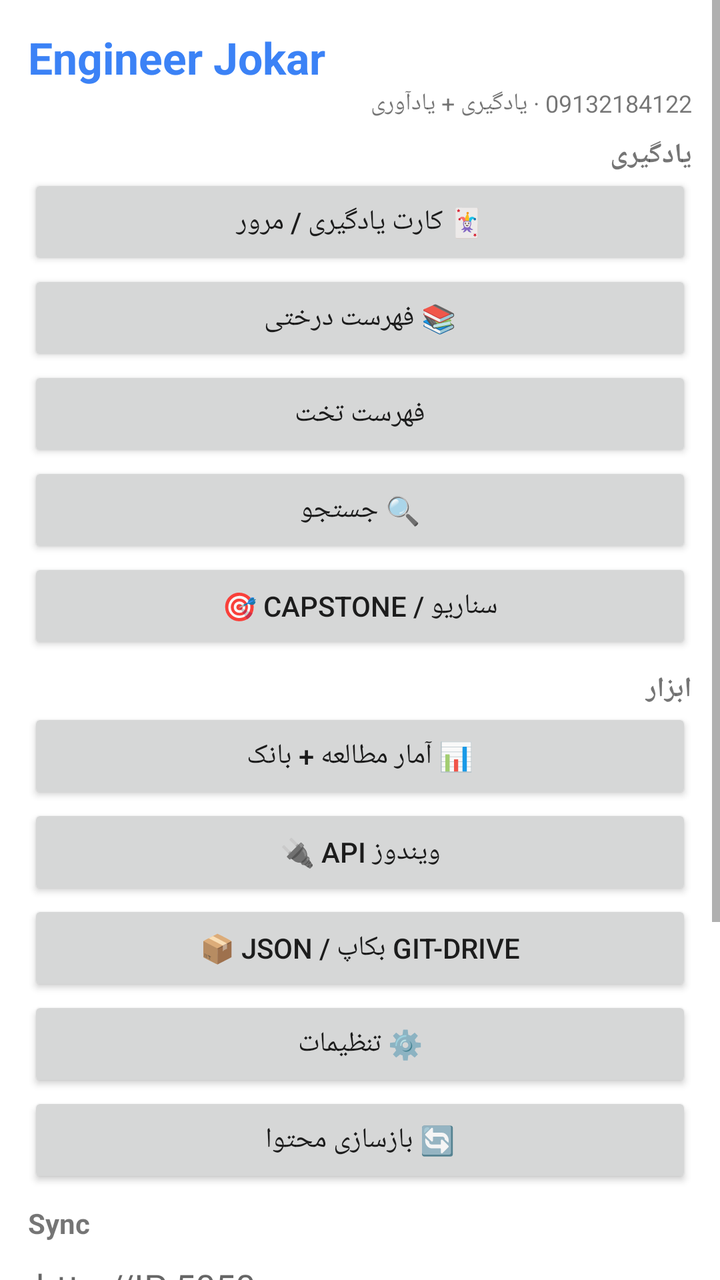
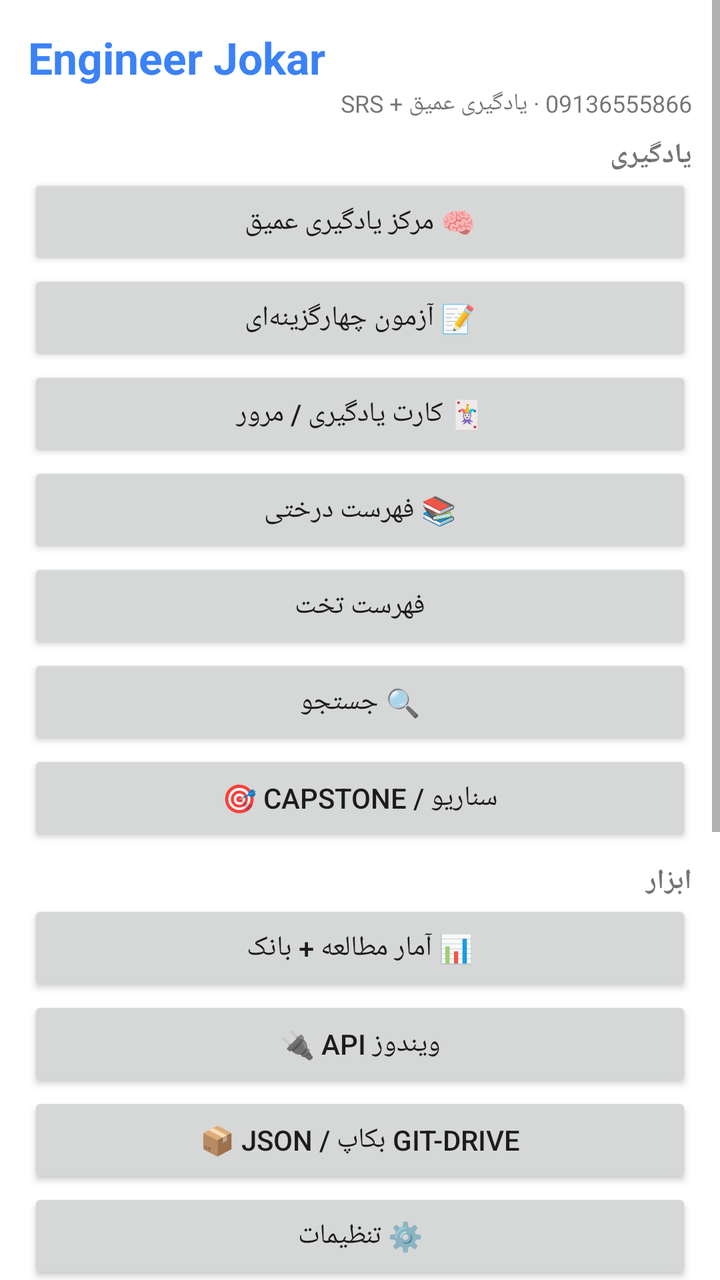

Compare the two renders of this Android layout. The source of the first and the diff that turns it into the second are given below.
<!-- AndroidManifest.xml: application theme Theme.NetEnc -->
<!-- res/layout/activity_main.xml -->
<?xml version="1.0" encoding="utf-8"?>
<ScrollView xmlns:android="http://schemas.android.com/apk/res/android"
    android:layout_width="match_parent"
    android:layout_height="match_parent"
    android:fillViewport="true">

    <LinearLayout
        android:layout_width="match_parent"
        android:layout_height="wrap_content"
        android:orientation="vertical"
        android:padding="14dp"
        android:layoutDirection="rtl">

        <TextView android:layout_width="match_parent" android:layout_height="wrap_content" android:text="Engineer Jokar" android:textSize="22sp" android:textStyle="bold" android:textColor="#3B82F6" />
        <TextView android:layout_width="match_parent" android:layout_height="wrap_content" android:text="09132184122 · یادگیری + یادآوری" android:textSize="12sp" android:paddingBottom="8dp" />

        <TextView android:layout_width="match_parent" android:layout_height="wrap_content" android:text="یادگیری" android:textStyle="bold" />
        <Button android:id="@+id/btnFlash" android:layout_width="match_parent" android:layout_height="wrap_content" android:text="🃏 کارت یادگیری / مرور" />
        <Button android:id="@+id/btnTree" android:layout_width="match_parent" android:layout_height="wrap_content" android:text="📚 فهرست درختی" />
        <Button android:id="@+id/btnCatalog" android:layout_width="match_parent" android:layout_height="wrap_content" android:text="فهرست تخت" />
        <Button android:id="@+id/btnSearch" android:layout_width="match_parent" android:layout_height="wrap_content" android:text="🔍 جستجو" />
        <Button android:id="@+id/btnScenarios" android:layout_width="match_parent" android:layout_height="wrap_content" android:text="🎯 Capstone / سناریو" />

        <TextView android:layout_width="match_parent" android:layout_height="wrap_content" android:text="ابزار" android:textStyle="bold" android:paddingTop="8dp" />
        <Button android:id="@+id/btnStats" android:layout_width="match_parent" android:layout_height="wrap_content" android:text="📊 آمار مطالعه + بانک" />
        <Button android:id="@+id/btnApi" android:layout_width="match_parent" android:layout_height="wrap_content" android:text="🔌 API ویندوز" />
        <Button android:id="@+id/btnJson" android:layout_width="match_parent" android:layout_height="wrap_content" android:text="📦 JSON / بکاپ Git-Drive" />
        <Button android:id="@+id/btnSettings" android:layout_width="match_parent" android:layout_height="wrap_content" android:text="⚙️ تنظیمات" />
        <Button android:id="@+id/btnReseed" android:layout_width="match_parent" android:layout_height="wrap_content" android:text="🔄 بازسازی محتوا" />

        <TextView android:layout_width="match_parent" android:layout_height="wrap_content" android:text="Sync" android:textStyle="bold" android:paddingTop="8dp" />
        <EditText android:id="@+id/hostInput" android:layout_width="match_parent" android:layout_height="wrap_content" android:hint="http://IP:5050" android:inputType="textUri" android:layoutDirection="ltr" android:textAlignment="viewStart" />
        <EditText android:id="@+id/tokenInput" android:layout_width="match_parent" android:layout_height="wrap_content" android:hint="توکن" android:inputType="textPassword" />
        <LinearLayout android:layout_width="match_parent" android:layout_height="wrap_content" android:orientation="horizontal">
            <Button android:id="@+id/btnHello" android:layout_width="0dp" android:layout_height="wrap_content" android:layout_weight="1" android:text="اتصال" />
            <Button android:id="@+id/btnSync" android:layout_width="0dp" android:layout_height="wrap_content" android:layout_weight="1" android:text="همگام‌سازی" />
        </LinearLayout>
        <Button android:id="@+id/btnOpenWeb" android:layout_width="match_parent" android:layout_height="wrap_content" android:text="🌐 وب ویندوز" />
        <Button android:id="@+id/btnAbout" android:layout_width="match_parent" android:layout_height="wrap_content" android:text="ℹ️ درباره" />

        <TextView android:id="@+id/logView" android:layout_width="match_parent" android:layout_height="wrap_content" android:paddingTop="10dp" android:textIsSelectable="true" android:textSize="12sp" android:typeface="monospace" android:text="…" />
    </LinearLayout>
</ScrollView>
<!-- resources referenced by this layout -->
<resources>
  <style name="Theme.NetEnc" parent="Theme.MaterialComponents.DayNight.DarkActionBar">
          <item name="colorPrimary">#3B82F6</item>
          <item name="colorPrimaryVariant">#1E3A5F</item>
          <item name="colorOnPrimary">#FFFFFF</item>
          <item name="android:statusBarColor">#0F1419</item>
      </style>
</resources>

<!-- the commit's change to res/layout/activity_main.xml (unified diff, before → after) -->
@@ -12,9 +12,11 @@
         android:layoutDirection="rtl">
 
         <TextView android:layout_width="match_parent" android:layout_height="wrap_content" android:text="Engineer Jokar" android:textSize="22sp" android:textStyle="bold" android:textColor="#3B82F6" />
-        <TextView android:layout_width="match_parent" android:layout_height="wrap_content" android:text="09132184122 · یادگیری + یادآوری" android:textSize="12sp" android:paddingBottom="8dp" />
+        <TextView android:layout_width="match_parent" android:layout_height="wrap_content" android:text="09136555866 · یادگیری عمیق + SRS" android:textSize="12sp" android:paddingBottom="8dp" />
 
         <TextView android:layout_width="match_parent" android:layout_height="wrap_content" android:text="یادگیری" android:textStyle="bold" />
+        <Button android:id="@+id/btnStudyHub" android:layout_width="match_parent" android:layout_height="wrap_content" android:text="🧠 مرکز یادگیری عمیق" />
+        <Button android:id="@+id/btnQuiz" android:layout_width="match_parent" android:layout_height="wrap_content" android:text="📝 آزمون چهارگزینه‌ای" />
         <Button android:id="@+id/btnFlash" android:layout_width="match_parent" android:layout_height="wrap_content" android:text="🃏 کارت یادگیری / مرور" />
         <Button android:id="@+id/btnTree" android:layout_width="match_parent" android:layout_height="wrap_content" android:text="📚 فهرست درختی" />
         <Button android:id="@+id/btnCatalog" android:layout_width="match_parent" android:layout_height="wrap_content" android:text="فهرست تخت" />
